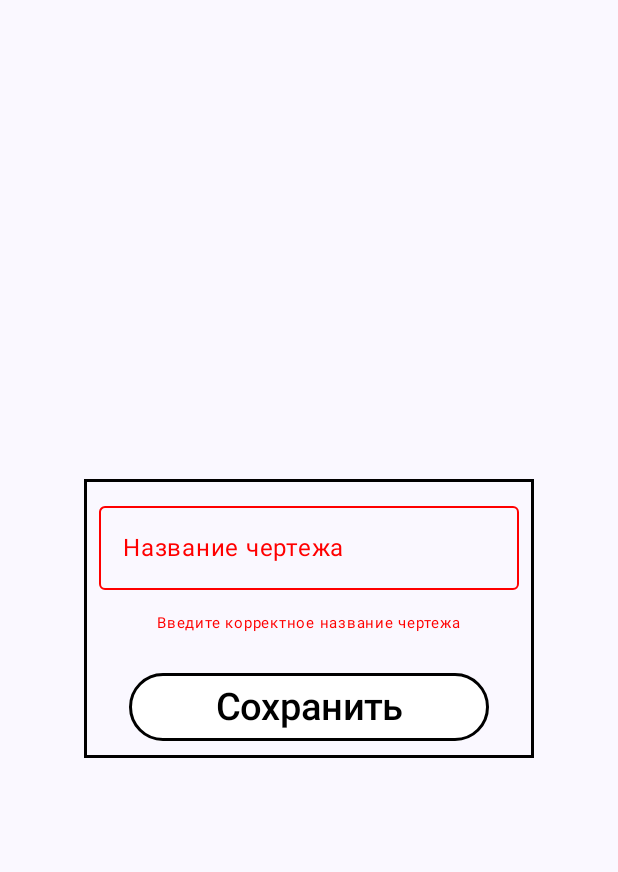
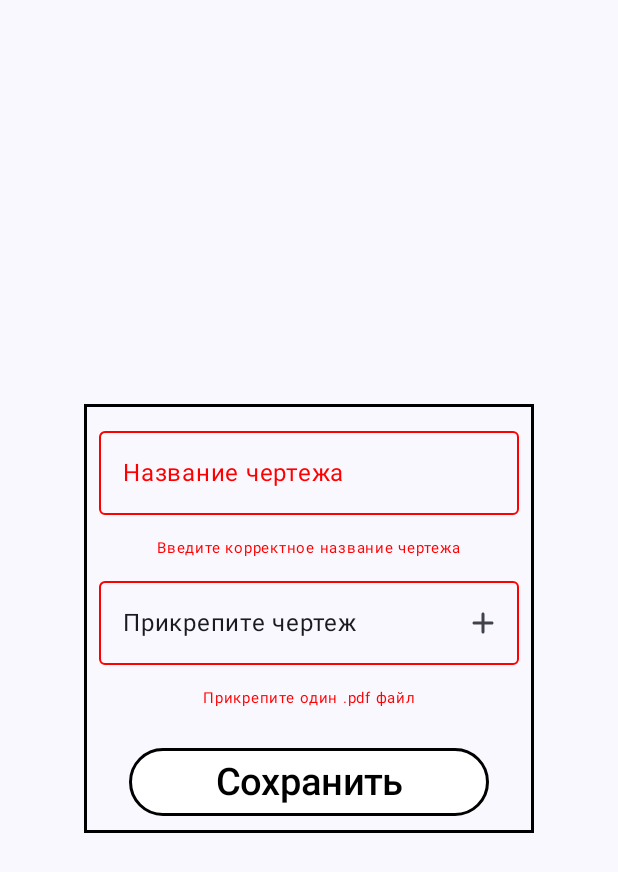
Before and after one commit to wizarlock/DefinitionsDefectsBuildingStructures, an Android app built with Jetpack Compose: the AddDrawingScreen screen opened through its navigation route, after a tap on "Сохранить", on a phone screen of 412 x 824 dp. Shown: the top 872 px of the screen. Run offline under Robolectric (Android 15) with nearby library versions, the phone set to English and light mode, and no system bars; our stand-ins replace Dagger/Hilt's generated code.

Commit message:
Add load drawing

```diff
--- a/app/src/main/java/com/example/definitionsdefectsbuildingstructures/data/RepositoryInterface.kt
+++ b/app/src/main/java/com/example/definitionsdefectsbuildingstructures/data/RepositoryInterface.kt
@@ -1,5 +1,6 @@
 package com.example.definitionsdefectsbuildingstructures.data
 
+import android.net.Uri
 import com.example.definitionsdefectsbuildingstructures.data.model.DrawingItem
 import com.example.definitionsdefectsbuildingstructures.data.model.ProjectItem
 import kotlinx.coroutines.flow.StateFlow
@@ -19,4 +20,5 @@ interface RepositoryInterface {
 
     suspend fun removeDrawing(drawingId: String)
 
+    suspend fun loadDrawing(uri: Uri?): Boolean
 }
--- a/app/src/main/java/com/example/definitionsdefectsbuildingstructures/ui/components/drawings/addDrawing/BoxAddDrawing.kt
+++ b/app/src/main/java/com/example/definitionsdefectsbuildingstructures/ui/components/drawings/addDrawing/BoxAddDrawing.kt
@@ -19,6 +19,7 @@ import com.example.definitionsdefectsbuildingstructures.ui.components.authorizat
 import com.example.definitionsdefectsbuildingstructures.ui.screens.drawings.addDrawing.AddDrawingViewModel
 import com.example.definitionsdefectsbuildingstructures.ui.screens.drawings.addDrawing.actions.AddDrawingAction
 
+
 @Composable
 fun BoxAddDrawing(
     uiState: AddDrawingViewModel.AddDrawingUiState,
@@ -31,7 +32,6 @@ fun BoxAddDrawing(
             .border(2.dp, Color.Black),
         horizontalAlignment = Alignment.CenterHorizontally
     ) {
-
         TextFieldForAuthorization(
             label = stringResource(id = R.string.drawing_name),
             text = uiState.drawingName,
@@ -49,6 +49,21 @@ fun BoxAddDrawing(
                 color = Color.Red
             )
 
+        ClickableTextField(
+            loadFile = { uri ->
+                uiAction(AddDrawingAction.UpdateSelectedFile(uri))
+            },
+            isValid = uiStateBoolean.isFileExists,
+            isFilled = uiState.drawingFileUri != null
+        )
+
+        if (!uiStateBoolean.isFileExists)
+            Text(
+                text = stringResource(id = R.string.incorrect_drawing_file),
+                fontSize = 10.sp,
+                color = Color.Red
+            )
+
         Box(
             modifier = Modifier.padding(10.dp)
         ) {
--- /dev/null
+++ b/app/src/main/java/com/example/definitionsdefectsbuildingstructures/ui/components/drawings/addDrawing/ClickableTextField.kt
@@ -0,0 +1,68 @@
+package com.example.definitionsdefectsbuildingstructures.ui.components.drawings.addDrawing
+
+import android.net.Uri
+import androidx.activity.compose.rememberLauncherForActivityResult
+import androidx.activity.result.contract.ActivityResultContracts
+import androidx.compose.foundation.background
+import androidx.compose.foundation.clickable
+import androidx.compose.foundation.layout.Box
+import androidx.compose.foundation.layout.Spacer
+import androidx.compose.foundation.layout.padding
+import androidx.compose.material.icons.Icons
+import androidx.compose.material.icons.rounded.Add
+import androidx.compose.material.icons.rounded.CheckCircle
+import androidx.compose.material3.Icon
+import androidx.compose.material3.OutlinedTextField
+import androidx.compose.material3.OutlinedTextFieldDefaults
+import androidx.compose.runtime.Composable
+import androidx.compose.ui.Modifier
+import androidx.compose.ui.graphics.Color
+import androidx.compose.ui.res.stringResource
+import androidx.compose.ui.unit.dp
+import com.example.definitionsdefectsbuildingstructures.R
+
+@Composable
+fun ClickableTextField(
+    loadFile: (Uri?) -> Unit,
+    isValid: Boolean,
+    isFilled: Boolean
+) {
+    val launcher =
+        rememberLauncherForActivityResult(contract = ActivityResultContracts.GetContent()) { uri: Uri? ->
+            loadFile(uri)
+        }
+
+    Box {
+        OutlinedTextField(
+            value = if (isFilled) stringResource(id = R.string.loaded_drawing) else stringResource(
+                id = R.string.add_drawing
+            ),
+            onValueChange = { },
+            Modifier.padding(10.dp),
+            trailingIcon = {
+                if (isFilled) {
+                    Icon(Icons.Rounded.CheckCircle, null)
+                } else {
+                    Icon(Icons.Rounded.Add, null)
+                }
+            },
+            readOnly = true,
+            colors = OutlinedTextFieldDefaults.colors(
+                cursorColor = if (isValid) Color.Black else Color.Red,
+                focusedBorderColor = if (isValid) Color.Black else Color.Red,
+                unfocusedBorderColor = if (isValid) Color.Black else Color.Red,
+            ),
+        )
+        Spacer(
+            modifier = Modifier
+                .matchParentSize()
+                .background(Color.Transparent)
+                .padding(10.dp)
+                .clickable(
+                    onClick = {
+                        launcher.launch("application/pdf")
+                    }
+                )
+        )
+    }
+}
--- a/app/src/main/java/com/example/definitionsdefectsbuildingstructures/ui/components/drawings/drawingsList/RecordContextButton.kt
+++ b/app/src/main/java/com/example/definitionsdefectsbuildingstructures/ui/components/drawings/drawingsList/RecordContextButton.kt
@@ -23,7 +23,7 @@ fun RecordContextButton(onClick: () -> Unit) {
         shape = CircleShape,
         border = BorderStroke(2.dp, Color.Black),
         modifier = Modifier
-            .widthIn(min = 240.dp)
+            .widthIn(min = 300.dp)
             .padding(top = 10.dp)
     ) {
         Text(
--- a/app/src/main/java/com/example/definitionsdefectsbuildingstructures/ui/components/drawings/drawingsList/SettingsProjectButton.kt
+++ b/app/src/main/java/com/example/definitionsdefectsbuildingstructures/ui/components/drawings/drawingsList/SettingsProjectButton.kt
@@ -23,7 +23,7 @@ fun SettingsProjectButton(onClick: () -> Unit) {
         shape = CircleShape,
         border = BorderStroke(2.dp, Color.Black),
         modifier = Modifier
-            .widthIn(min = 240.dp)
+            .widthIn(min = 300.dp)
             .padding(top = 10.dp)
     ) {
         Text(
--- a/app/src/main/java/com/example/definitionsdefectsbuildingstructures/ui/screens/drawings/addDrawing/AddDrawingViewModel.kt
+++ b/app/src/main/java/com/example/definitionsdefectsbuildingstructures/ui/screens/drawings/addDrawing/AddDrawingViewModel.kt
@@ -1,5 +1,6 @@
 package com.example.definitionsdefectsbuildingstructures.ui.screens.drawings.addDrawing
 
+import android.net.Uri
 import androidx.lifecycle.ViewModel
 import androidx.lifecycle.viewModelScope
 import com.example.definitionsdefectsbuildingstructures.data.RepositoryInterface
@@ -26,8 +27,21 @@ class AddDrawingViewModel @Inject constructor(
 
     fun onUiAction(action: AddDrawingAction) {
         when (action) {
-            is AddDrawingAction.UpdateDrawingName -> _uiState.update {
-                uiState.value.copy(drawingName = action.name)
+            is AddDrawingAction.UpdateDrawingName -> {
+                _uiState.update {
+                    uiState.value.copy(drawingName = action.name)
+                }
+            }
+
+            is AddDrawingAction.UpdateSelectedFile -> {
+                viewModelScope.launch {
+                    val isFileExists = repository.loadDrawing(uri = action.uri)
+                    if (isFileExists) {
+                        _uiState.update {
+                            uiState.value.copy(drawingFileUri = action.uri)
+                        }
+                    }
+                }
             }
 
             AddDrawingAction.SaveDrawing -> saveDrawing()
@@ -43,18 +57,23 @@ class AddDrawingViewModel @Inject constructor(
 
     fun areFieldsValid(): Boolean {
         val isValidDrawingName = isValidProjectOrDrawingName(uiState.value.drawingName)
+        val isFileLoaded = uiState.value.drawingFileUri != null
         _uiStateBoolean.update {
             uiStateBoolean.value.copy(drawingName = isValidDrawingName)
         }
-
-        return isValidDrawingName
+        _uiStateBoolean.update {
+            uiStateBoolean.value.copy(isFileExists = isFileLoaded)
+        }
+        return isValidDrawingName && isFileLoaded
     }
 
     data class AddDrawingUiStateBoolean(
-        val drawingName: Boolean = true
+        val drawingName: Boolean = true,
+        val isFileExists: Boolean = true
     )
 
     data class AddDrawingUiState(
-        val drawingName: String = ""
+        val drawingName: String = "",
+        val drawingFileUri: Uri? = null
     )
 }
--- a/app/src/main/java/com/example/definitionsdefectsbuildingstructures/ui/screens/drawings/addDrawing/actions/AddDrawingAction.kt
+++ b/app/src/main/java/com/example/definitionsdefectsbuildingstructures/ui/screens/drawings/addDrawing/actions/AddDrawingAction.kt
@@ -1,6 +1,11 @@
 package com.example.definitionsdefectsbuildingstructures.ui.screens.drawings.addDrawing.actions
+
+import android.net.Uri
 
 sealed class AddDrawingAction {
     data class UpdateDrawingName(val name: String) : AddDrawingAction()
+
+    data class UpdateSelectedFile(val uri: Uri?) : AddDrawingAction()
+
     object SaveDrawing : AddDrawingAction()
 }
--- a/app/src/main/java/com/example/definitionsdefectsbuildingstructures/ui/screens/projects/projectsList/ProjectsListScreen.kt
+++ b/app/src/main/java/com/example/definitionsdefectsbuildingstructures/ui/screens/projects/projectsList/ProjectsListScreen.kt
@@ -46,7 +46,7 @@ fun ProjectsListScreen(navController: NavHostController) {
             Text(
                 text = stringResource(id = R.string.my_projects),
                 textAlign = TextAlign.Center,
-                fontSize = 24.sp
+                fontSize = 25.sp
             )
             ListOfProjects(
                 paddingValues = paddingValues,
--- a/app/src/main/res/values/strings.xml
+++ b/app/src/main/res/values/strings.xml
@@ -32,4 +32,9 @@
     <string name="record_context">Запись контекста</string>
     <string name="drawing_name">Название чертежа</string>
     <string name="incorrect_drawing_name">Введите корректное название чертежа</string>
+    <string name="select_drawing">Выбрать чертеж</string>
+    <string name="drawings_empty">В проекте нет чертежей</string>
+    <string name="add_drawing">Прикрепите чертеж</string>
+    <string name="incorrect_drawing_file">Прикрепите один .pdf файл</string>
+    <string name="loaded_drawing">Чертеж прикреплен</string>
 </resources>
```
Also changed, not shown: app/src/main/java/com/example/definitionsdefectsbuildingstructures/data/Repository.kt (+36 -1 lines), app/src/main/java/com/example/definitionsdefectsbuildingstructures/ui/components/drawings/drawingsList/SelectDrawing.kt (+24 -10 lines), app/src/main/java/com/example/definitionsdefectsbuildingstructures/ui/screens/drawings/drawingsList/DrawingsScreen.kt (+6 -4 lines), app/src/main/java/com/example/definitionsdefectsbuildingstructures/ui/screens/drawings/addDrawing/AddDrawingScreen.kt (line endings or trailing spaces).
